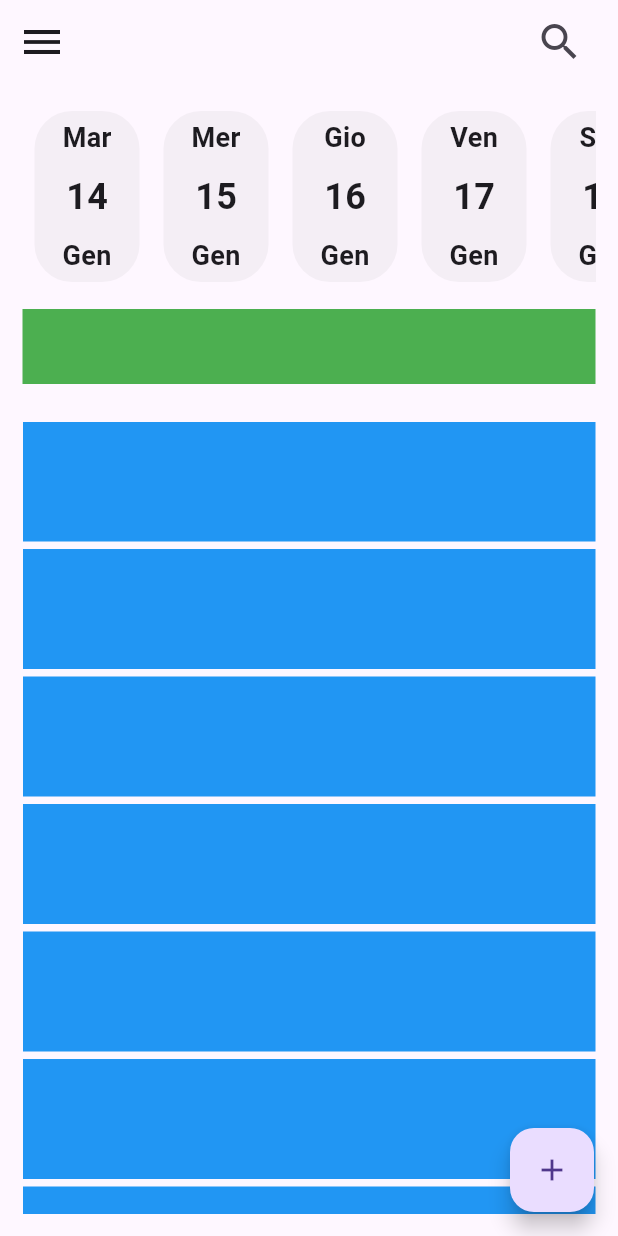
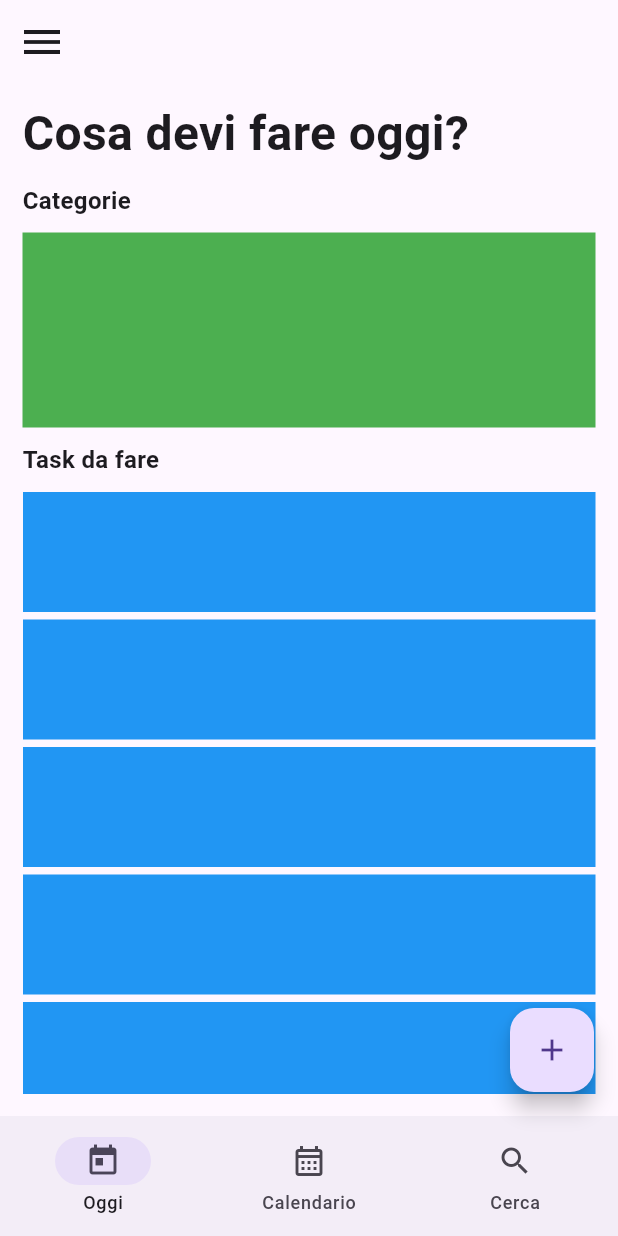
Before and after one commit to Arkan95/todo_list, a Flutter app: the TodoScreen screen opened directly, on a phone screen of 412 x 824 dp. Run offline on Flutter 3.47's test engine with Material 3 defaults, Android fonts, the phone set to English and light mode, and no system bars; our stand-ins replace flutter_riverpod, go_router, sqflite, sqflite_common; accounts and stored records are empty.

```diff
--- /dev/null
+++ b/lib/app/screens/daily/dailyScreen.dart
@@ -0,0 +1,39 @@
+import 'package:flutter/material.dart';
+
+class DailyScreen extends StatelessWidget {
+  const DailyScreen({super.key});
+
+  @override
+  Widget build(BuildContext context) {
+    return Column(
+      crossAxisAlignment: CrossAxisAlignment.start,
+      spacing: 10,
+      children: [
+        Text(
+          "Cosa devi fare oggi?",
+          style: TextStyle(fontWeight: FontWeight.bold, fontSize: 32),
+        ),
+        Text(
+          "Categorie",
+          style: TextStyle(fontWeight: FontWeight.bold, fontSize: 16),
+        ),
+        Container(color: Colors.green, height: 130),
+        Text(
+          "Task da fare",
+          style: TextStyle(fontWeight: FontWeight.bold, fontSize: 16),
+        ),
+
+        Expanded(
+          child: ListView.separated(
+            itemBuilder:
+                (context, int) => Container(height: 80, color: Colors.blue),
+            separatorBuilder:
+                (context, int) =>
+                    const Divider(color: Colors.transparent, height: 5),
+            itemCount: 10,
+          ),
+        ),
+      ],
+    );
+  }
+}
--- a/lib/app/screens/todo_screen.dart
+++ b/lib/app/screens/todo_screen.dart
@@ -1,12 +1,56 @@
 import 'package:flutter/material.dart';
+import 'package:flutter_riverpod/flutter_riverpod.dart';
+import 'package:go_router/go_router.dart';
+import 'package:todo_list/app/providers/todo_provider.dart';
+import 'package:todo_list/app/screens/calendar/calendar_screen.dart';
+import 'package:todo_list/app/screens/daily/dailyScreen.dart';
+import 'package:todo_list/app/screens/search/search_screen.dart';
+import 'package:todo_list/app/widgets/myDrawer.dart';
 import 'package:todo_list/app/widgets/scrollDateWidget.dart';
 
-class TodoScreen extends StatelessWidget {
+class TodoScreen extends ConsumerWidget {
   const TodoScreen({super.key});
 
+  Widget getScreen(int index) {
+    switch (index) {
+      case 0:
+        return DailyScreen();
+      case 1:
+        return CalendarScreen();
+      case 2:
+        return SearchScreen();
+      default:
+        return DailyScreen();
+    }
+  }
+
   @override
-  Widget build(BuildContext context) {
+  Widget build(BuildContext context, WidgetRef ref) {
+    final index = ref.watch(indexprovider);
     return Scaffold(
+      bottomNavigationBar: NavigationBar(
+        onDestinationSelected: (int value) {
+          ref.read(indexprovider.notifier).state = value;
+        },
+        selectedIndex: index,
+        destinations: const <Widget>[
+          NavigationDestination(
+            selectedIcon: Icon(Icons.today),
+            icon: Icon(Icons.today_outlined),
+            label: 'Oggi',
+          ),
+          NavigationDestination(
+            selectedIcon: Icon(Icons.calendar_month),
+            icon: Icon(Icons.calendar_month_outlined),
+            label: 'Calendario',
+          ),
+          NavigationDestination(
+            selectedIcon: Icon(Icons.search),
+            icon: Icon(Icons.search_outlined),
+            label: 'Cerca',
+          ),
+        ],
+      ),
       appBar: AppBar(
         leading: Builder(
           builder: (context) {
@@ -19,50 +63,17 @@ class TodoScreen extends StatelessWidget {
             );
           },
         ),
-
-        actions: [
-          Padding(
-            padding: const EdgeInsets.only(right: 15),
-            child: IconButton(
-              icon: Icon(Icons.search, size: 32),
-              onPressed: () {},
-            ),
-          ),
-        ],
       ),
-      drawer: Drawer(child: Container()),
+      drawer: MyDrawer(),
       body: Padding(
         padding: const EdgeInsets.fromLTRB(15, 10, 15, 15),
-        child: Column(
-          crossAxisAlignment: CrossAxisAlignment.start,
-          spacing: 10,
-          children: [
-            /*
-            Text(
-              "Camaffabio?",
-              style: TextStyle(fontSize: 32, fontWeight: FontWeight.bold),
-            ), */
-            SizedBox(height: 130, child: Scrolldatewidget()),
-            Container(color: Colors.green, height: 50),
-            SizedBox(height: 5),
-            Expanded(
-              child: ListView.separated(
-                itemBuilder:
-                    (context, int) => Container(height: 80, color: Colors.blue),
-                separatorBuilder:
-                    (context, int) =>
-                        const Divider(color: Colors.transparent, height: 5),
-                itemCount: 10,
-              ),
-            ),
-          ],
-        ),
+        child: getScreen(index),
       ),
 
-      floatingActionButton: FloatingActionButton(
-        onPressed: () {},
-        child: Icon(Icons.add),
-      ),
+      floatingActionButton:
+          index != 2
+              ? FloatingActionButton(onPressed: () {}, child: Icon(Icons.add))
+              : Container(),
     );
   }
 }
--- /dev/null
+++ b/lib/app/utils/utils.dart
@@ -0,0 +1,5 @@
+import 'package:intl/intl.dart';
+
+DateFormat formatterSql = DateFormat('yyyy-mm-dd');
+
+DateFormat formatter = DateFormat('dd/mm/yyyy');
--- a/pubspec.yaml
+++ b/pubspec.yaml
@@ -10,6 +10,9 @@ dependencies:
   flutter:
     sdk: flutter
   flutter_riverpod: ^2.6.1
+  go_router: ^14.8.1
+  intl: ^0.20.2
+  path: ^1.9.1
   riverpod: ^2.6.1
   sqflite: ^2.4.2
 
```
Also changed, not shown: lib/app/app.dart (+29 -5 lines), lib/app/database/app_database.dart (+62 -0 lines), lib/app/database/dao/category_dao.dart (added, +35 -0 lines), lib/app/database/dao/todo_dao.dart (+41 -0 lines), lib/app/database/models/category_model.dart (added, +18 -0 lines), lib/app/database/models/todo_model.dart (+52 -0 lines), lib/app/providers/todo_provider.dart (added, +47 -0 lines), lib/app/routes/app_routes.dart (added, +16 -0 lines), lib/app/screens/calendar/calendar_screen.dart (added, +31 -0 lines), lib/app/screens/category/category_screen.dart (added, +45 -0 lines), lib/app/screens/search/search_screen.dart (added, +10 -0 lines), lib/app/widgets/myDrawer.dart (added, +42 -0 lines), pubspec.lock.
